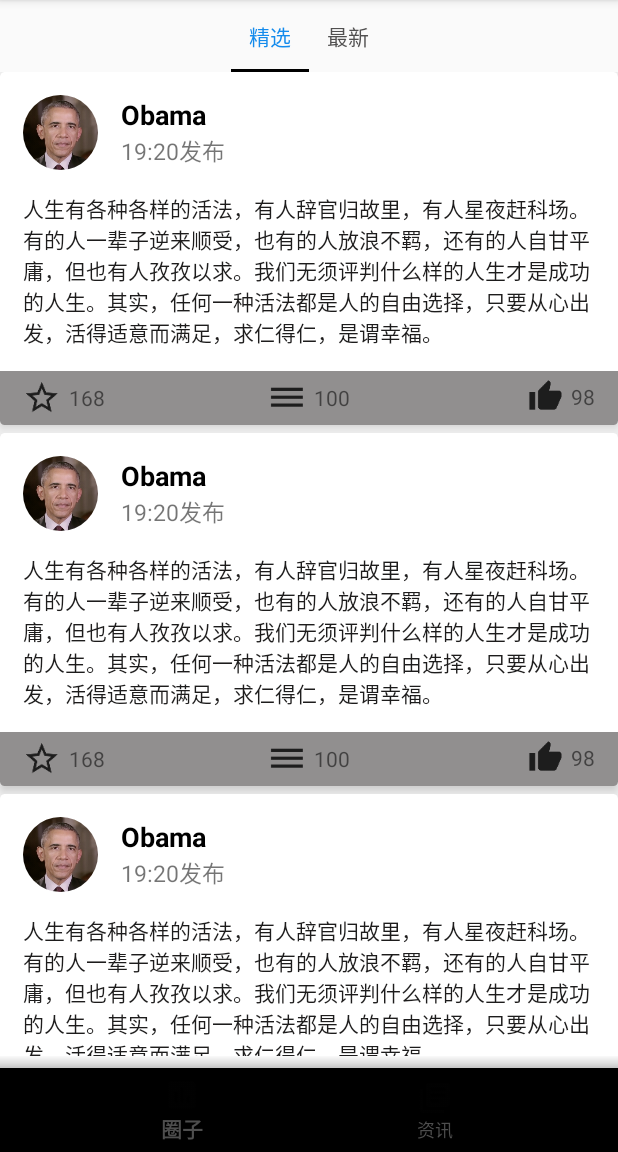
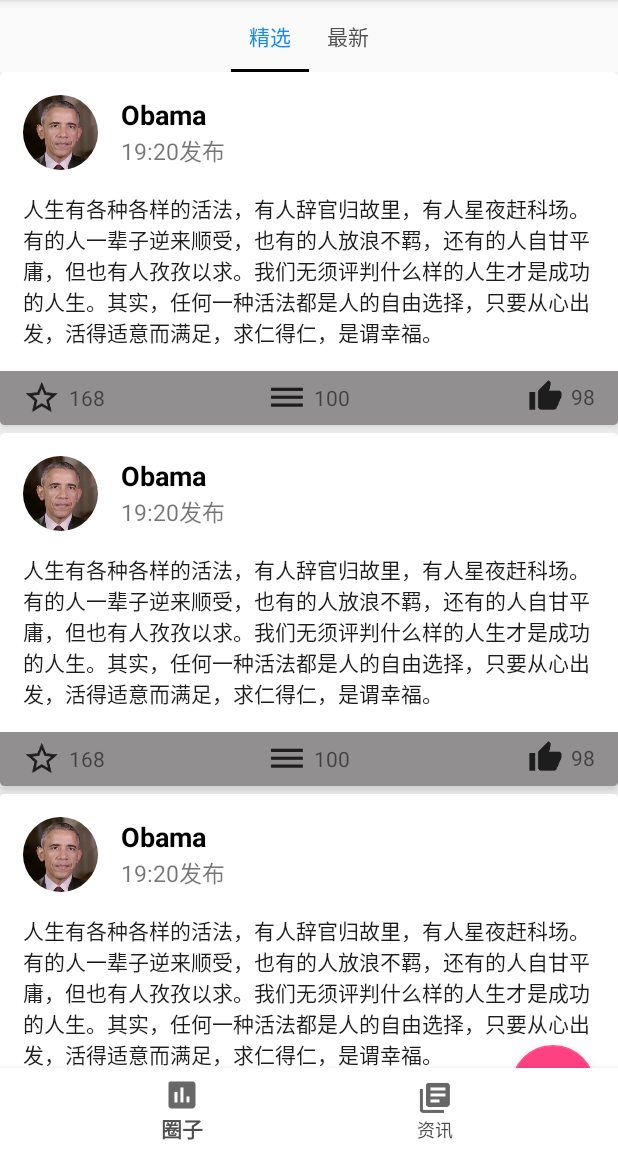
Before and after one commit to StoriesCao/Healthy, an Android app: the screen it shows after launch (MainActivity), on a phone screen of 412 x 824 dp, the part 84-1236 px from its top. Run offline under Robolectric (Android 15) with nearby library versions, the phone set to English and light mode, and no system bars; our stand-ins replace CircleImageView.

Commit message:
improve some

```diff
--- a/app/src/main/AndroidManifest.xml
+++ b/app/src/main/AndroidManifest.xml
@@ -16,6 +16,11 @@
                 <category android:name="android.intent.category.LAUNCHER"/>
             </intent-filter>
         </activity>
+
+        <activity
+            android:name=".AddMomentActivity"
+            android:theme="@style/NoActionBar"/>
+
     </application>
 
 </manifest>
--- /dev/null
+++ b/app/src/main/java/com/stories/healthy/AddMomentActivity.java
@@ -0,0 +1,18 @@
+package com.stories.healthy;
+
+import android.os.Bundle;
+import android.support.annotation.Nullable;
+import android.support.v7.app.AppCompatActivity;
+
+/**
+ * Created by Charlottecao on 9/27/17.
+ */
+
+public class AddMomentActivity extends AppCompatActivity {
+
+    @Override
+    protected void onCreate(@Nullable Bundle savedInstanceState) {
+        super.onCreate(savedInstanceState);
+        setContentView(R.layout.activity_add_moment);
+    }
+}
--- /dev/null
+++ b/app/src/main/java/com/stories/healthy/behavior/BottomNavigationViewBehavior.java
@@ -0,0 +1,48 @@
+package com.stories.healthy.behavior;
+
+import android.content.Context;
+import android.support.design.widget.AppBarLayout;
+import android.support.design.widget.CoordinatorLayout;
+import android.support.v4.view.ViewCompat;
+import android.util.AttributeSet;
+import android.view.View;
+
+/**
+ * Created by Charlottecao on 9/27/17.
+ */
+
+public class BottomNavigationViewBehavior extends CoordinatorLayout.Behavior<View> {
+
+    public BottomNavigationViewBehavior() {
+
+    }
+
+    public BottomNavigationViewBehavior(Context context, AttributeSet attrs) {
+
+        super(context, attrs);
+    }
+
+    @Override
+    public boolean onLayoutChild(CoordinatorLayout parent, View child, int layoutDirection) {
+
+        ((CoordinatorLayout.LayoutParams) child.getLayoutParams()).topMargin = parent.getMeasuredHeight() - child.getMeasuredHeight();
+        return super.onLayoutChild(parent, child, layoutDirection);
+    }
+
+    @Override
+    public boolean layoutDependsOn(CoordinatorLayout parent, View child, View dependency) {
+
+        //因为Behavior只对CoordinatorLayout的直接子View生效，因此将依赖关系转移到AppBarLayout
+        return dependency instanceof AppBarLayout;
+    }
+
+    @Override
+    public boolean onDependentViewChanged(CoordinatorLayout parent, View child, View dependency) {
+
+        //得到依赖View的滑动距离
+        int top = ((AppBarLayout.Behavior)((CoordinatorLayout.LayoutParams)dependency.getLayoutParams()).getBehavior()).getTopAndBottomOffset();
+        //因为BottomNavigation的滑动与ToolBar是反向的，所以取-top值
+        ViewCompat.setTranslationY(child, -top);
+        return false;
+    }
+}
--- a/app/src/main/java/com/stories/healthy/fragments/Moment.java
+++ b/app/src/main/java/com/stories/healthy/fragments/Moment.java
@@ -1,7 +1,9 @@
 package com.stories.healthy.fragments;
 
+import android.content.Intent;
 import android.os.Bundle;
 import android.support.annotation.Nullable;
+import android.support.design.widget.FloatingActionButton;
 import android.support.design.widget.TabLayout;
 import android.support.v4.app.Fragment;
 import android.support.v4.app.FragmentManager;
@@ -10,6 +12,7 @@ import android.view.LayoutInflater;
 import android.view.View;
 import android.view.ViewGroup;
 
+import com.stories.healthy.AddMomentActivity;
 import com.stories.healthy.R;
 import com.stories.healthy.adapter.MomentViewPaperAdapter;
 
@@ -26,6 +29,8 @@ public class Moment extends Fragment {
 
     private TabLayout mTabLayout;
 
+    private FloatingActionButton mAddMomentButton;
+
     private List<String> mTabNameList = new ArrayList<>();
 
     @Nullable
@@ -33,6 +38,7 @@ public class Moment extends Fragment {
     public View onCreateView(LayoutInflater inflater, @Nullable ViewGroup container, @Nullable Bundle savedInstanceState) {
         View view = inflater.inflate(R.layout.fragment_moment, container, false);
 
+        /* ****** */
         mViewPager = (ViewPager) view.findViewById(R.id.moment_view_paper);
         mTabLayout = (TabLayout) view.findViewById(R.id.moment_tab_layout);
 
@@ -51,6 +57,21 @@ public class Moment extends Fragment {
         mTabLayout.addTab(mTabLayout.newTab().setText(mTabNameList.get(1)));
         mTabLayout.setupWithViewPager(mViewPager);
 
+         /* ****** */
+        mAddMomentButton = (FloatingActionButton) view.findViewById(R.id.add_moment);
+
         return view;
     }
+
+    @Override
+    public void onActivityCreated(@Nullable Bundle savedInstanceState) {
+        super.onActivityCreated(savedInstanceState);
+        mAddMomentButton.setOnClickListener(new View.OnClickListener() {
+            @Override
+            public void onClick(View view) {
+                getContext().startActivity(new Intent(getActivity(), AddMomentActivity.class));
+            }
+        });
+
+    }
 }
--- /dev/null
+++ b/app/src/main/res/layout/activity_add_moment.xml
@@ -0,0 +1,6 @@
+<?xml version="1.0" encoding="utf-8"?>
+<LinearLayout xmlns:android="http://schemas.android.com/apk/res/android"
+              android:layout_width="match_parent"
+              android:layout_height="match_parent">
+
+</LinearLayout>
--- a/app/src/main/res/layout/activity_main.xml
+++ b/app/src/main/res/layout/activity_main.xml
@@ -1,31 +1,38 @@
 <?xml version="1.0" encoding="utf-8"?>
-<RelativeLayout
+<android.support.design.widget.CoordinatorLayout
     xmlns:android="http://schemas.android.com/apk/res/android"
     xmlns:app="http://schemas.android.com/apk/res-auto"
     xmlns:tools="http://schemas.android.com/tools"
     android:layout_width="match_parent"
+    android:layout_height="match_parent">
+
+    <!--<RelativeLayout
+        android:layout_width="match_parent"
         android:layout_height="match_parent"
-    tools:context="com.stories.healthy.MainActivity">
+        tools:context="com.stories.healthy.MainActivity">-->
 
         <android.support.design.widget.BottomNavigationView
             android:id="@+id/main_bottom_navigation_view"
             android:layout_width="match_parent"
             android:layout_height="wrap_content"
-        android:layout_alignParentBottom="true"
+            android:background="#fff"
+            android:layout_gravity="bottom"
             app:itemIconTint="#020202"
             app:itemTextColor="#4e4e4e"
-        app:menu="@menu/main_bottom_navigation_view_menu"/>
+            app:menu="@menu/main_bottom_navigation_view_menu"
+            app:layout_behavior="com.stories.healthy.behavior.BottomNavigationViewBehavior"/>
 
-    <View
+      <!--  <View
             android:id="@+id/main_shadow"
             android:layout_width="match_parent"
             android:layout_height="8dp"
             android:layout_above="@id/main_bottom_navigation_view"
-        android:background="@drawable/shadow"/>
+            android:background="@drawable/shadow"/>-->
 
         <android.support.v4.view.ViewPager
             android:id="@+id/main_view_paper"
             android:layout_width="match_parent"
-        android:layout_height="match_parent"
-        android:layout_above="@id/main_shadow"/>
-</RelativeLayout>
+            android:layout_height="match_parent"/>
+
+    <!--</RelativeLayout>-->
+</android.support.design.widget.CoordinatorLayout>
--- a/app/src/main/res/layout/fragment_moment.xml
+++ b/app/src/main/res/layout/fragment_moment.xml
@@ -30,4 +30,15 @@
         android:layout_height="match_parent"
         android:layout_below="@id/moment_tab_layout_linear"/>
 
+    <android.support.design.widget.FloatingActionButton
+        android:id="@+id/add_moment"
+        android:layout_width="wrap_content"
+        android:layout_height="wrap_content"
+        android:layout_alignParentRight="true"
+        android:layout_alignParentBottom="true"
+        android:layout_margin="15dp"
+        android:src="@drawable/ic_add_moment"
+        app:elevation="8dp"/>
+
+
 </RelativeLayout>
--- a/app/src/main/res/layout/fragment_moment_item.xml
+++ b/app/src/main/res/layout/fragment_moment_item.xml
@@ -1,6 +1,7 @@
 <?xml version="1.0" encoding="utf-8"?>
-<LinearLayout
+<FrameLayout
     xmlns:android="http://schemas.android.com/apk/res/android"
+    xmlns:app="http://schemas.android.com/apk/res-auto"
     android:layout_width="match_parent"
     android:layout_height="match_parent">
 
@@ -10,4 +11,5 @@
         android:layout_width="match_parent"
         android:layout_height="match_parent"/>
 
-</LinearLayout>
+
+</FrameLayout>
--- a/app/src/main/res/values/styles.xml
+++ b/app/src/main/res/values/styles.xml
@@ -8,4 +8,7 @@
         <item name="colorAccent">@color/colorAccent</item>
     </style>
 
+    <!--  Add Moment Activity Theme -->
+    <style name="NoActionBar" parent="Theme.AppCompat.Light.NoActionBar"/>
+
 </resources>
```
Also changed, not shown: app/src/main/res/drawable-hdpi/ic_add_moment.png (added), app/src/main/res/drawable-mdpi/ic_add_moment.png (added), app/src/main/res/drawable-xhdpi/ic_add_moment.png (added), app/src/main/res/drawable-xxhdpi/ic_add_moment.png (added). Lines whose indentation alone changed are shown as unchanged.
